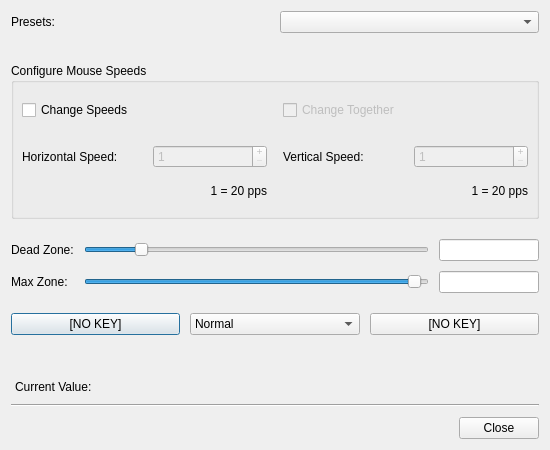
Before: the Qt Designer form src/axiseditdialog.ui in AntiMicroX/antimicrox, drawn with Qt 5.
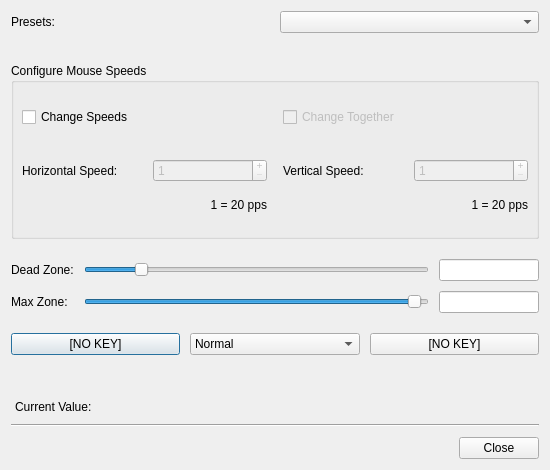
After: the same form once the commit is applied. Custom widgets are drawn as their Qt base class.

```diff
--- a/src/axiseditdialog.ui
+++ b/src/axiseditdialog.ui
@@ -7,7 +7,7 @@
     <x>0</x>
     <y>0</y>
     <width>550</width>
-    <height>450</height>
+    <height>470</height>
    </rect>
   </property>
   <property name="sizePolicy">
@@ -19,7 +19,7 @@
   <property name="minimumSize">
    <size>
     <width>550</width>
-    <height>450</height>
+    <height>470</height>
    </size>
   </property>
   <property name="maximumSize">
```
